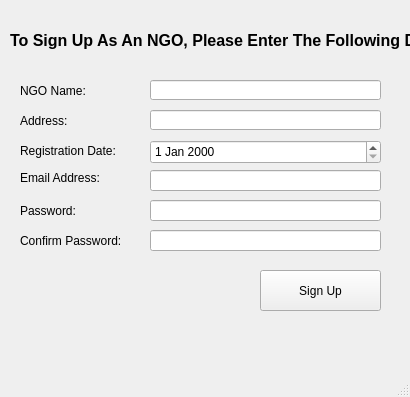
Before: the Qt Designer form Screens/NGOSignUp.ui in msaadg/NGOConnect, drawn with Qt 5.
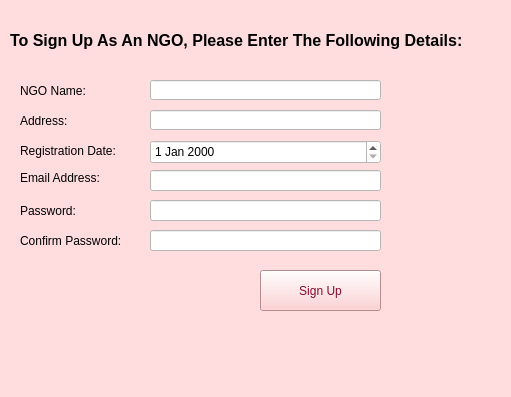
After: the same form once the commit is applied. Icons and pictures are not drawn.

```diff
--- a/Screens/NGOSignUp.ui
+++ b/Screens/NGOSignUp.ui
@@ -6,13 +6,16 @@
    <rect>
     <x>0</x>
     <y>0</y>
-    <width>410</width>
+    <width>511</width>
     <height>397</height>
    </rect>
   </property>
   <property name="windowTitle">
    <string>NGO Register</string>
   </property>
+  <property name="styleSheet">
+   <string notr="true">background-color: rgb(255, 221, 222);</string>
+  </property>
   <widget class="QWidget" name="centralwidget">
    <widget class="QLabel" name="label">
     <property name="geometry">
@@ -43,6 +46,10 @@
       <height>41</height>
      </rect>
     </property>
+    <property name="styleSheet">
+     <string notr="true">color: rgb(138, 9, 47);
+background-color:rgb(255, 197, 198);;</string>
+    </property>
     <property name="text">
      <string>Sign Up</string>
     </property>
@@ -56,6 +63,9 @@
       <height>20</height>
      </rect>
     </property>
+    <property name="styleSheet">
+     <string notr="true">background-color:white;</string>
+    </property>
    </widget>
    <widget class="QLabel" name="label_2">
     <property name="geometry">
@@ -79,6 +89,9 @@
       <height>20</height>
      </rect>
     </property>
+    <property name="styleSheet">
+     <string notr="true">background-color:white;</string>
+    </property>
    </widget>
    <widget class="QLabel" name="label_4">
     <property name="geometry">
@@ -154,6 +167,9 @@
       <height>24</height>
      </rect>
     </property>
+    <property name="styleSheet">
+     <string notr="true">background-color:white;</string>
+    </property>
    </widget>
    <widget class="QLineEdit" name="ngoEmail">
     <property name="geometry">
@@ -164,6 +180,9 @@
       <height>21</height>
      </rect>
     </property>
+    <property name="styleSheet">
+     <string notr="true">background-color:white;</string>
+    </property>
    </widget>
    <widget class="QLineEdit" name="ngoPassword">
     <property name="geometry">
@@ -174,6 +193,9 @@
       <height>21</height>
      </rect>
     </property>
+    <property name="styleSheet">
+     <string notr="true">background-color:white;</string>
+    </property>
    </widget>
    <widget class="QLineEdit" name="ngoConfirmPassword">
     <property name="geometry">
@@ -184,6 +206,28 @@
       <height>21</height>
      </rect>
     </property>
+    <property name="styleSheet">
+     <string notr="true">background-color:white;</string>
+    </property>
+   </widget>
+   <widget class="QLabel" name="label_10">
+    <property name="geometry">
+     <rect>
+      <x>10</x>
+      <y>290</y>
+      <width>131</width>
+      <height>51</height>
+     </rect>
+    </property>
+    <property name="text">
+     <string/>
+    </property>
+    <property name="pixmap">
+     <pixmap>../Logo.png</pixmap>
+    </property>
+    <property name="scaledContents">
+     <bool>true</bool>
+    </property>
    </widget>
   </widget>
   <widget class="QMenuBar" name="menubar">
```
Left out of the diff: 2 changed lines with no effect on the pictures.
